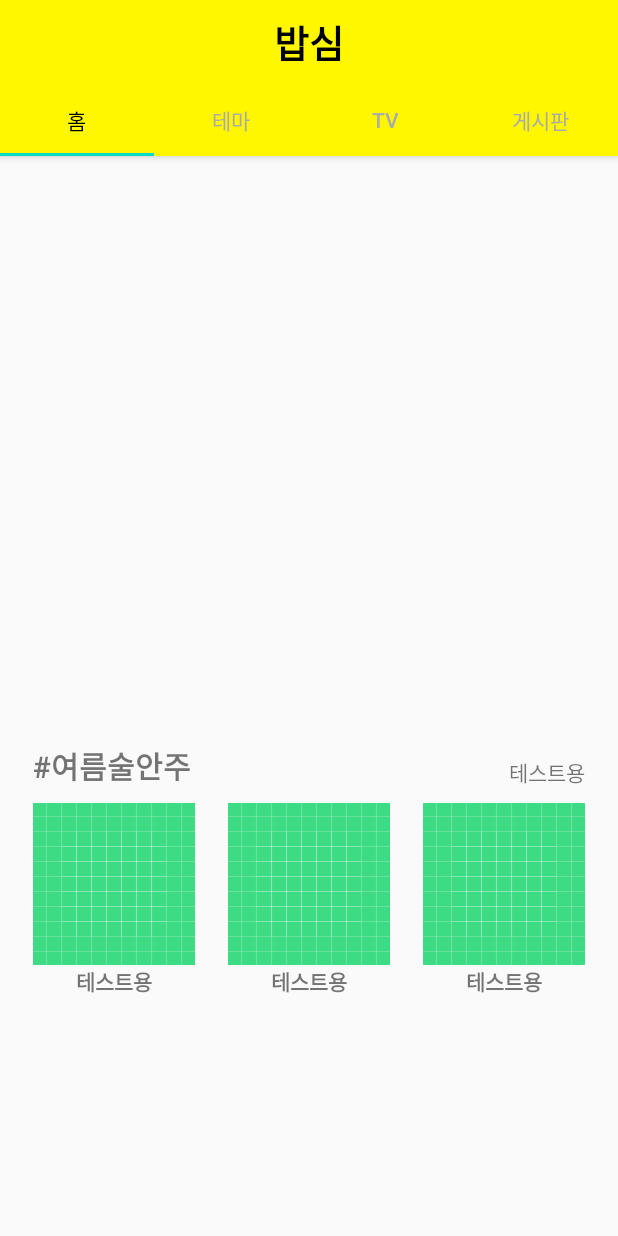
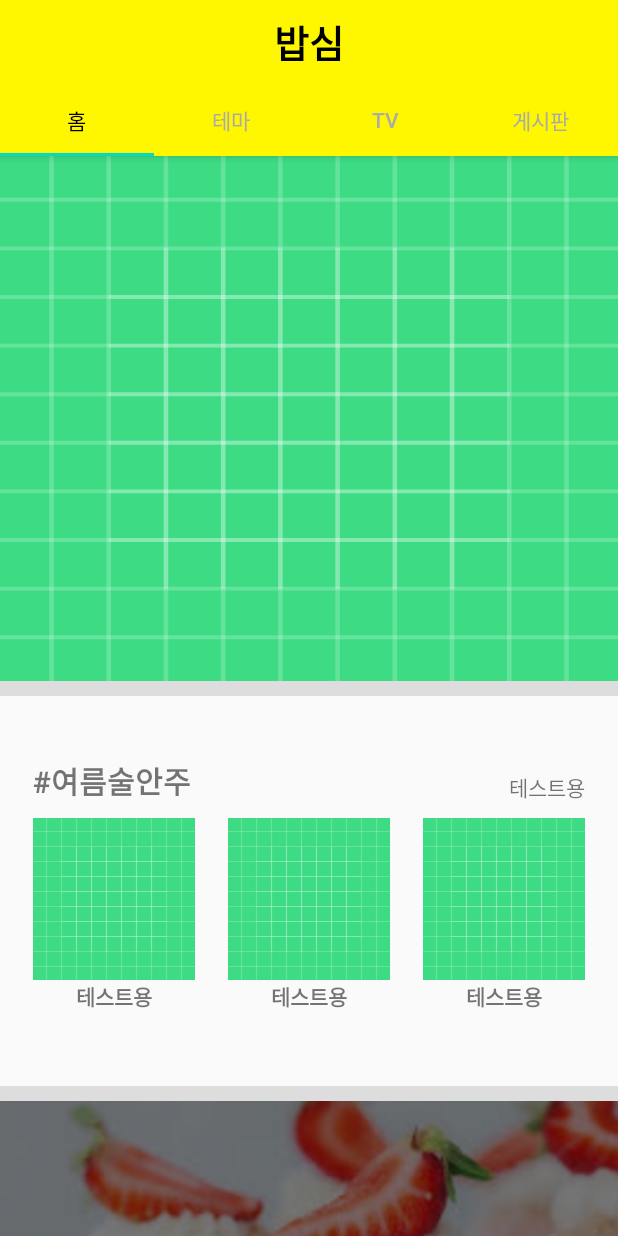
Before and after one commit to hardcodingJeon/ProjectRecipe, an Android app: the screen it shows after launch (MainActivity), on a phone screen of 412 x 824 dp. Run offline under Robolectric (Android 15) with nearby library versions, the light colour scheme and no system bars; our stand-ins replace Picasso; pictures from the network do not load; 1 statement that could not run was skipped.

Commit message:
dothome dersert complete

```diff
--- a/app/build.gradle
+++ b/app/build.gradle
@@ -42,4 +42,5 @@ dependencies {
     implementation 'com.android.support:design:29.0.0'
     implementation 'com.squareup.retrofit2:retrofit:2.9.0'
     implementation 'com.squareup.retrofit2:converter-gson:2.9.0'
+    implementation 'com.squareup.picasso:picasso:2.71828'
 }
--- a/app/src/main/java/com/sonlcr1/projectrecipe/fragment/HomeTabFragment.java
+++ b/app/src/main/java/com/sonlcr1/projectrecipe/fragment/HomeTabFragment.java
@@ -8,6 +8,7 @@ import android.view.View;
 import android.view.ViewGroup;
 import android.widget.ImageView;
 import android.widget.TextView;
+import android.widget.Toast;
 
 import androidx.annotation.NonNull;
 import androidx.annotation.Nullable;
@@ -24,6 +25,7 @@ import com.sonlcr1.projectrecipe.RetrofitService;
 import com.sonlcr1.projectrecipe.adapter.RecyclerAdapter;
 import com.sonlcr1.projectrecipe.member.Choice;
 import com.sonlcr1.projectrecipe.member.Summer;
+import com.squareup.picasso.Picasso;
 
 import java.lang.reflect.Array;
 import java.util.ArrayList;
@@ -85,7 +87,7 @@ public class HomeTabFragment extends Fragment {
 
             @Override
             public void onFailure(Call<ArrayList<Choice>> call, Throwable t) {
-
+                Toast.makeText(context, "트래픽 사용량 초과", Toast.LENGTH_SHORT).show();
             }
         });
 
@@ -102,8 +104,9 @@ public class HomeTabFragment extends Fragment {
 
                     for (int i=0 ; i<3 ; i++){
                         iv = fragmentActivity.findViewById(R.id.iv_01+i);
-                        Glide.with(context).load(imgUrl+"/recipeSummer/"+datasSummer.get(i).img).into(iv);
+                        //Glide.with(context).load(imgUrl+"/recipeSummer/"+datasSummer.get(i).img).into(iv);
                         //Glide.with(context).load(R.drawable.moana).into(iv);
+                        Picasso.get().load(imgUrl+"/recipeSummer/"+datasSummer.get(i).img).into(iv);
 
 
                         Log.e("url",imgUrl+"/recipeSummer/"+datasSummer.get(i).img);
--- /dev/null
+++ b/app/src/main/res/drawable/alpha.xml
@@ -0,0 +1,7 @@
+<?xml version="1.0" encoding="utf-8"?>
+<shape xmlns:android="http://schemas.android.com/apk/res/android"
+    android:shape="rectangle">
+    <solid android:color="#FFFFFFFF"/>
+
+
+</shape>
--- /dev/null
+++ b/app/src/main/res/drawable/bg_white.xml
@@ -0,0 +1,8 @@
+<?xml version="1.0" encoding="utf-8"?>
+<shape xmlns:android="http://schemas.android.com/apk/res/android"
+    android:shape="rectangle">
+    <stroke android:color="#FFFFFFFF" android:width="1dp"/>
+    <solid android:color="#FFFFFFFF"/>
+    <corners android:radius="13dp"/>
+
+</shape>
--- /dev/null
+++ b/app/src/main/res/layout/borderline.xml
@@ -0,0 +1,13 @@
+<?xml version="1.0" encoding="utf-8"?>
+<RelativeLayout
+    xmlns:android="http://schemas.android.com/apk/res/android"
+    android:orientation="vertical"
+    android:layout_width="match_parent"
+    android:layout_height="wrap_content">
+
+    <View
+        android:layout_width="match_parent"
+        android:layout_height="10dp"
+        android:background="#FFDDDDDD"
+        />
+</RelativeLayout>
--- a/app/src/main/res/layout/fragment_hometab.xml
+++ b/app/src/main/res/layout/fragment_hometab.xml
@@ -20,14 +20,21 @@
             app:layoutManager="androidx.recyclerview.widget.LinearLayoutManager"
             android:orientation="horizontal"
             android:clickable="true"
+            android:background="@drawable/ic_launcher_background"
             />
+
+        <include layout="@layout/borderline"
+            android:layout_width="match_parent"
+            android:layout_height="wrap_content"
+            android:id="@+id/incl01"
+            android:layout_below="@id/recycle01"/>
 
         <!-- 여름술안주 -->
         <androidx.constraintlayout.widget.ConstraintLayout
             android:id="@+id/constraint01"
             android:layout_width="match_parent"
             android:layout_height="250dp"
-            android:layout_below="@id/recycle01"
+            android:layout_below="@id/incl01"
             android:layout_marginTop="10dp">
 
             <TextView
@@ -63,6 +70,7 @@
                 app:layout_constraintRight_toLeftOf="@id/iv_02"
                 app:layout_constraintHorizontal_weight="1"
                 android:src="@drawable/ic_launcher_background"
+                android:scaleType="centerCrop"
                 tools:ignore="MissingConstraints"
                 />
 
@@ -77,6 +85,7 @@
                 app:layout_constraintRight_toLeftOf="@id/iv_03"
                 app:layout_constraintHorizontal_weight="1"
                 android:src="@drawable/ic_launcher_background"
+                android:scaleType="centerCrop"
 
                 tools:ignore="MissingConstraints"
                 />
@@ -91,6 +100,8 @@
                 app:layout_constraintRight_toRightOf="parent"
                 app:layout_constraintHorizontal_weight="1"
                 android:src="@drawable/ic_launcher_background"
+                android:adjustViewBounds="true"
+                android:scaleType="centerInside"
 
                 tools:ignore="MissingConstraints"
                 />
@@ -149,6 +160,74 @@
 
         </androidx.constraintlayout.widget.ConstraintLayout>
 
+        <include layout="@layout/borderline"
+            android:layout_width="match_parent"
+            android:layout_height="wrap_content"
+            android:id="@+id/incl02"
+            android:layout_below="@id/constraint01"/>
+
+        <!-- 디저트 -->
+        <RelativeLayout
+            android:id="@+id/Relativedesert"
+            android:layout_width="match_parent"
+            android:layout_height="250dp"
+            android:layout_below="@id/incl02">
+
+            <ImageView
+                android:id="@+id/iv_desert"
+                android:layout_width="match_parent"
+                android:layout_height="match_parent"
+                android:src="@drawable/desert01"
+                android:scaleType="centerCrop"
+                />
+            <ImageView
+                android:layout_width="match_parent"
+                android:layout_height="match_parent"
+                android:background="#88000000"
+                />
+            <TextView
+                android:id="@+id/tv_04"
+                android:layout_width="wrap_content"
+                android:layout_height="wrap_content"
+                android:text="간식 배는 따로 있으니까!\n디저트"
+                android:textStyle="bold"
+                android:textColor="#FFFFFFFF"
+                android:textSize="20sp"
+                android:gravity="center"
+                android:layout_centerInParent="true"
+                />
+
+            <TextView
+                android:id="@+id/tv_05"
+                android:layout_width="wrap_content"
+                android:layout_height="wrap_content"
+                android:layout_below="@id/tv_04"
+                android:text="자세히 보기"
+                android:background="@drawable/bg_white"
+                android:textSize="14sp"
+                android:padding="7dp"
+                android:layout_centerHorizontal="true"
+                android:layout_marginTop="10dp"
+                />
+
+
+        </RelativeLayout>
+        <!-- 디저트 -->
+
+        <include layout="@layout/borderline"
+            android:layout_width="match_parent"
+            android:layout_height="wrap_content"
+            android:id="@+id/incl03"
+            android:layout_below="@id/Relativedesert"/>
+
+
+
+
+
+
+
+
+
 
 
     </RelativeLayout>
--- a/app/src/main/res/layout/recycler_choice.xml
+++ b/app/src/main/res/layout/recycler_choice.xml
@@ -8,7 +8,7 @@
         android:id="@+id/iv_main"
         android:layout_width="match_parent"
         android:layout_height="match_parent"
-        android:background="#FF000000"
+        android:background="#DCDCDC"
         android:scaleType="centerCrop"
         />
     <TextView
```
Also changed, not shown: app/src/main/res/drawable/desert01.png (added).
